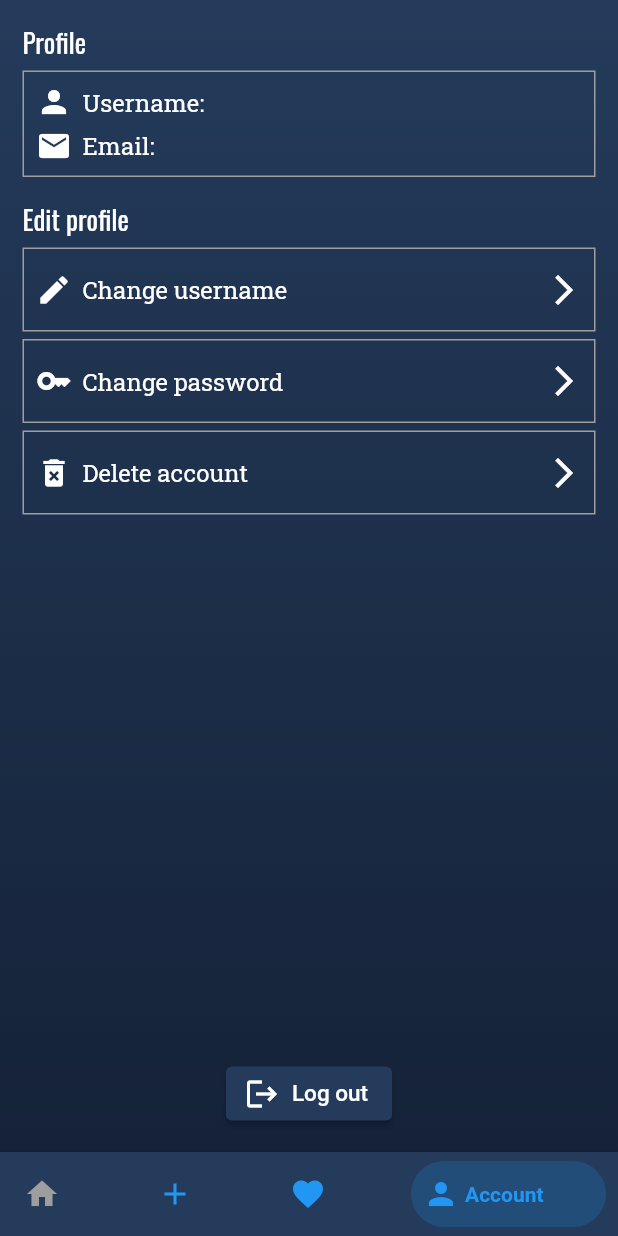
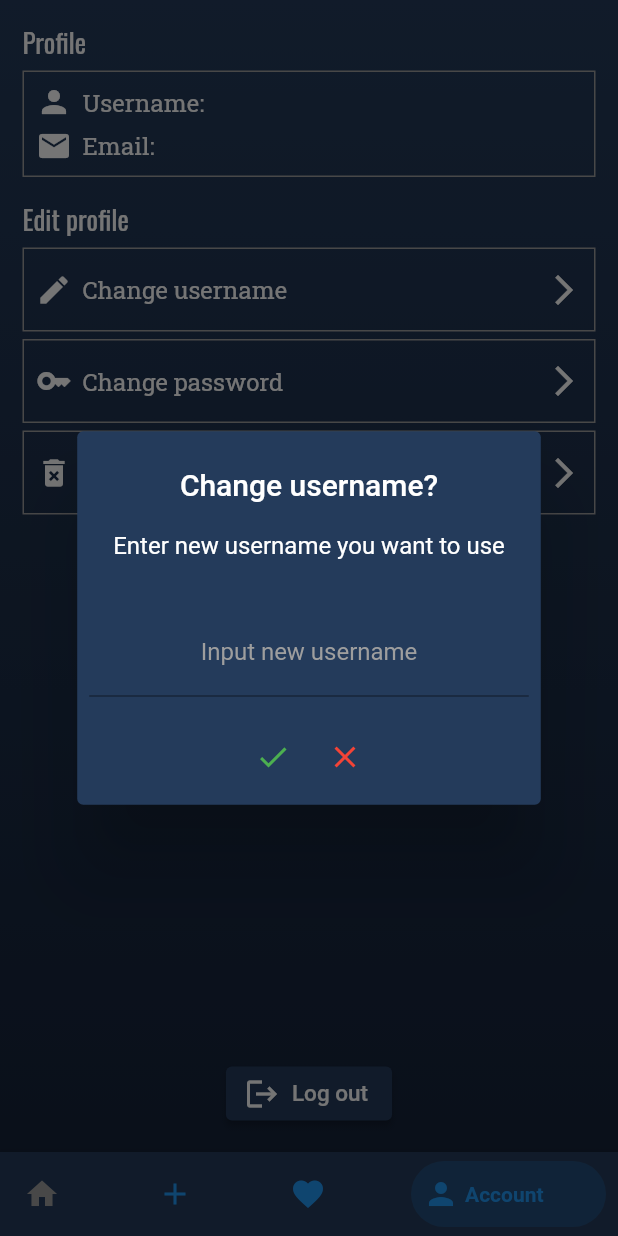
Before and after one commit to MarekRudzki/CookBook, a Flutter app: the MainScreen screen opened directly, item 4 of the bottom bar chosen, after a tap on "Change username", on a phone screen of 412 x 824 dp. Run offline on Flutter 3.47's test engine with Material 2 defaults, Android fonts, the phone set to English and light mode, and no system bars; drawn by our look-alikes of bottom_navy_bar; our stand-ins replace animated_text_kit, cloud_firestore, firebase_auth, firebase_core, flutter_bloc, google_fonts and 1 more; accounts and stored records are empty.

Commit message:
Display username, add change username function

```diff
--- a/lib/main.dart
+++ b/lib/main.dart
@@ -1,7 +1,9 @@
+import 'package:cookbook/src/features/account/account_provider.dart';
 import 'package:flutter/material.dart';
 
 import 'package:flutter_bloc/flutter_bloc.dart';
 import 'package:firebase_core/firebase_core.dart';
+import 'package:provider/provider.dart';
 
 import 'src/features/login/cubit/login_cubit.dart';
 import 'src/features/login/login_screen.dart';
@@ -19,9 +21,12 @@ void main() async {
   runApp(
     BlocProvider(
       create: (context) => LoginCubit(),
-      child: MaterialApp(
-        debugShowCheckedModeBanner: false,
-        home: isLogged ? const MainScreen() : const LoginScreen(),
+      child: ChangeNotifierProvider<AccountProvider>(
+        create: (_) => AccountProvider(),
+        child: MaterialApp(
+          debugShowCheckedModeBanner: false,
+          home: isLogged ? const MainScreen() : const LoginScreen(),
+        ),
       ),
     ),
   );
--- /dev/null
+++ b/lib/src/features/account/account_provider.dart
@@ -0,0 +1,20 @@
+import 'package:cookbook/src/services/firebase/firestore.dart';
+import 'package:flutter/material.dart';
+
+class AccountProvider with ChangeNotifier {
+  final Firestore _firestore = Firestore();
+  String username = '';
+  String email = '';
+
+  Future<void> setUsername() async {
+    await _firestore.getUsername().then((value) {
+      username = value;
+    });
+    notifyListeners();
+  }
+
+  void changeUsername(String value) {
+    username = value;
+    notifyListeners();
+  }
+}
--- a/lib/src/features/account/cubit/cubit/account_cubit.dart
+++ /dev/null
@@ -1,7 +0,0 @@
-import 'package:bloc/bloc.dart';
-
-part 'account_state.dart';
-
-class AccountCubit extends Cubit<AccountState> {
-  AccountCubit() : super(AccountState());
-} //TODO finish this
--- a/lib/src/features/account/cubit/cubit/account_state.dart
+++ /dev/null
@@ -1,3 +0,0 @@
-part of 'account_cubit.dart';
-
-class AccountState {}
--- a/lib/src/features/account/screens/account_screen.dart
+++ b/lib/src/features/account/screens/account_screen.dart
@@ -1,22 +1,36 @@
+import 'package:cookbook/src/services/firebase/firestore.dart';
 import 'package:flutter/material.dart';
 
 import 'package:google_fonts/google_fonts.dart';
+import 'package:provider/provider.dart';
 
+import '../../../features/common_widgets/custom_alert_dialog.dart';
 import '../../../core/constants.dart';
 import '../../../services/firebase/auth.dart';
 import '../../../services/shared_prefs.dart';
 import '../../common_widgets/error_handling.dart';
+import '../../login/login_screen.dart';
+import '../account_provider.dart';
 import '../widgets/settings_tile.dart';
-import '../../login/login_screen.dart';
 
-class AccountScreen extends StatelessWidget {
-  const AccountScreen({super.key});
+class AccountScreen extends StatefulWidget {
+  const AccountScreen({
+    super.key,
+  });
 
   @override
+  State<AccountScreen> createState() => _AccountScreenState();
+}
+
+class _AccountScreenState extends State<AccountScreen> {
+  @override
   Widget build(BuildContext context) {
+    final TextEditingController _changeUsernameConroller =
+        TextEditingController();
     final Auth _auth = Auth();
     final SharedPrefs _sharedPrefs = SharedPrefs();
     final ErrorHandling _errorHandling = ErrorHandling();
+    final Firestore _firestore = Firestore();
 
     return Scaffold(
       body: Container(
@@ -66,7 +80,7 @@ class AccountScreen extends StatelessWidget {
                             width: 7,
                           ),
                           Text(
-                            'Username: ',
+                            'Username: ${Provider.of<AccountProvider>(context).username}',
                             style: GoogleFonts.robotoSlab(
                               color: Colors.white,
                               fontSize: 16,
@@ -115,8 +129,36 @@ class AccountScreen extends StatelessWidget {
               SettingsTile(
                 icon: Icons.edit,
                 tileText: 'Change username',
-                onPressed:
-                    () {}, //TODO Dodać wyskakujący ekran na którym można zmienić dane, i gdzie te zostaną spradzone
+                onPressed: () {
+                  showDialog(
+                      barrierDismissible: false,
+                      context: context,
+                      builder: (context) {
+                        return CustromAlertDialog(
+                          title: 'Change username?',
+                          content: 'Enter new username you want to use',
+                          labelText: 'Input new username',
+                          controller: _changeUsernameConroller,
+                          onConfirmed: () async {
+                            await _firestore
+                                .addUser(_changeUsernameConroller.text)
+                                .then((errorText) {
+                              if (errorText.isNotEmpty) {
+                                _errorHandling.showErrorSnackbar(
+                                    context, errorText);
+                              } else {
+                                Provider.of<AccountProvider>(context,
+                                        listen: false)
+                                    .changeUsername(
+                                  _changeUsernameConroller.text,
+                                );
+                                Navigator.of(context).pop();
+                              }
+                            });
+                          },
+                        );
+                      });
+                },
               ),
               const SizedBox(
                 height: 5,
--- a/lib/src/features/common_widgets/custom_alert_dialog.dart
+++ b/lib/src/features/common_widgets/custom_alert_dialog.dart
@@ -26,12 +26,15 @@ class CustromAlertDialog extends StatelessWidget {
     final loginCubit = BlocProvider.of<LoginCubit>(context);
     return AlertDialog(
       title: Text(
+        textAlign: TextAlign.center,
         title,
         style: const TextStyle(
           color: Colors.white,
         ),
       ),
       content: Text(
+        textAlign: TextAlign.center,
+        softWrap: true,
         content,
         style: const TextStyle(
           color: Colors.white,
--- a/lib/src/features/login/login_screen.dart
+++ b/lib/src/features/login/login_screen.dart
@@ -92,7 +92,7 @@ class _LoginScreenState extends State<LoginScreen> {
       if (errorText.isNotEmpty) {
         _errorHandling.showErrorSnackbar(context, errorText);
       } else {
-        _firestore.addUser(username, _auth.uid!).then((errorText) => {
+        _firestore.addUser(username).then((errorText) => {
               if (errorText.isNotEmpty)
                 {
                   _errorHandling.showErrorSnackbar(context, errorText),
--- a/lib/src/features/main_screen.dart
+++ b/lib/src/features/main_screen.dart
@@ -1,8 +1,10 @@
 import 'package:flutter/material.dart';
 
 import 'package:bottom_navy_bar/bottom_navy_bar.dart';
+import 'package:provider/provider.dart';
 
 import '../core/constants.dart';
+import 'account/account_provider.dart';
 import 'account/screens/account_screen.dart';
 import 'meals/screens/add_item_screen.dart';
 import 'meals/screens/favorites_screen.dart';
@@ -17,7 +19,17 @@ class MainScreen extends StatefulWidget {
 
 class _MainScreenState extends State<MainScreen> {
   int selectedIndex = 0;
+  String v = '';
+
   PageController pageController = PageController();
+
+  @override
+  void initState() {
+    super.initState();
+    WidgetsBinding.instance.addPostFrameCallback((_) async {
+      await Provider.of<AccountProvider>(context, listen: false).setUsername();
+    });
+  }
 
   @override
   void dispose() {
--- a/lib/src/features/meals/screens/home_screen.dart
+++ b/lib/src/features/meals/screens/home_screen.dart
@@ -1,5 +1,9 @@
 import 'package:flutter/material.dart';
 
+import 'package:animated_text_kit/animated_text_kit.dart';
+import 'package:provider/provider.dart';
+
+import '../../account/account_provider.dart';
 import '/src/core/constants.dart';
 
 class HomeScreen extends StatelessWidget {
@@ -7,6 +11,17 @@ class HomeScreen extends StatelessWidget {
 
   @override
   Widget build(BuildContext context) {
+    Future<bool> _setInterval() async {
+      await Future.delayed(
+        const Duration(
+          milliseconds: 900,
+        ),
+      );
+      return true;
+    }
+
+    final String username =
+        context.select((AccountProvider provider) => provider.username);
     return Scaffold(
       body: Container(
         decoration: BoxDecoration(
@@ -19,11 +34,42 @@ class HomeScreen extends StatelessWidget {
             end: Alignment.bottomCenter,
           ),
         ),
-        child: const Center(
-          child: Text(
-            'Home Screen',
-            style: TextStyle(
-              color: Colors.white,
+        child: Center(
+          child: AnimatedContainer(
+            duration: const Duration(seconds: 1),
+            child: SizedBox(
+              width: 250.0,
+              child: DefaultTextStyle(
+                  style: const TextStyle(
+                    fontSize: 30.0,
+                    fontFamily: 'Bobbers',
+                  ),
+                  child: FutureBuilder(
+                    future: _setInterval(),
+                    builder: (context, snapshot) {
+                      if (snapshot.hasData) {
+                        return AnimatedTextKit(
+                          isRepeatingAnimation: false,
+                          animatedTexts: [
+                            TyperAnimatedText(
+                              'Hi $username how you doin?',
+                            ),
+                            TyperAnimatedText('Lets build something'),
+                            TyperAnimatedText('And have fun!'),
+                          ],
+                        );
+                      }
+                      return const SizedBox.shrink();
+                    },
+                  )
+
+                  // Text(
+                  //   'Hi ${context.select((AccountProvider provider) => provider.username)}',
+                  //   style: const TextStyle(
+                  //     color: Colors.white,
+                  //   ),
+                  // ),
+                  ),
             ),
           ),
         ),
--- a/lib/src/services/firebase/firestore.dart
+++ b/lib/src/services/firebase/firestore.dart
@@ -6,7 +6,8 @@ class Firestore {
   final Auth _auth = Auth();
   final FirebaseFirestore _firestore = FirebaseFirestore.instance;
 
-  Future<String> addUser(String username, String uid) async {
+  Future<String> addUser(String username) async {
+    final String? uid = _auth.uid;
     String errorText = '';
     try {
       await _firestore.collection('users').doc(uid).set({
--- a/pubspec.yaml
+++ b/pubspec.yaml
@@ -10,6 +10,7 @@ environment:
 
 dependencies:
 
+  animated_text_kit: ^4.2.2
   bloc: ^8.1.0
   bottom_navy_bar: ^6.0.0
   cloud_firestore: ^3.5.1
@@ -21,6 +22,7 @@ dependencies:
     sdk: flutter
   flutter_bloc: ^8.1.1
   google_fonts: ^3.0.1
+  provider: ^6.0.5
   shared_preferences: ^2.0.15
 
 
```
Also changed, not shown: pubspec.lock.
